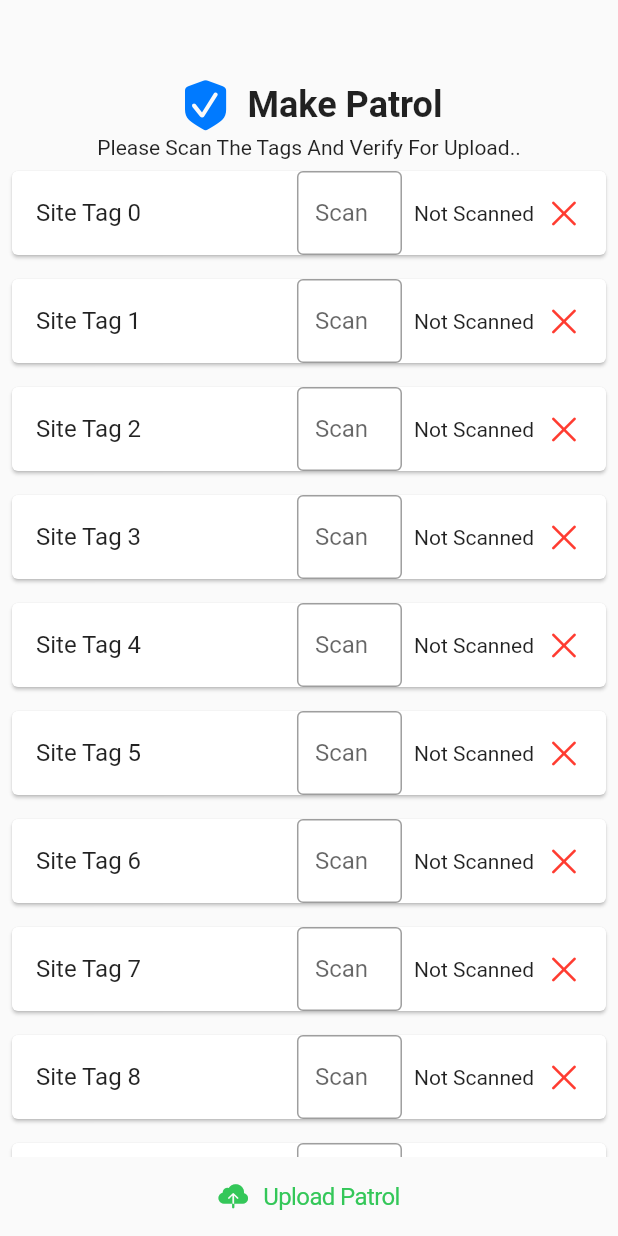
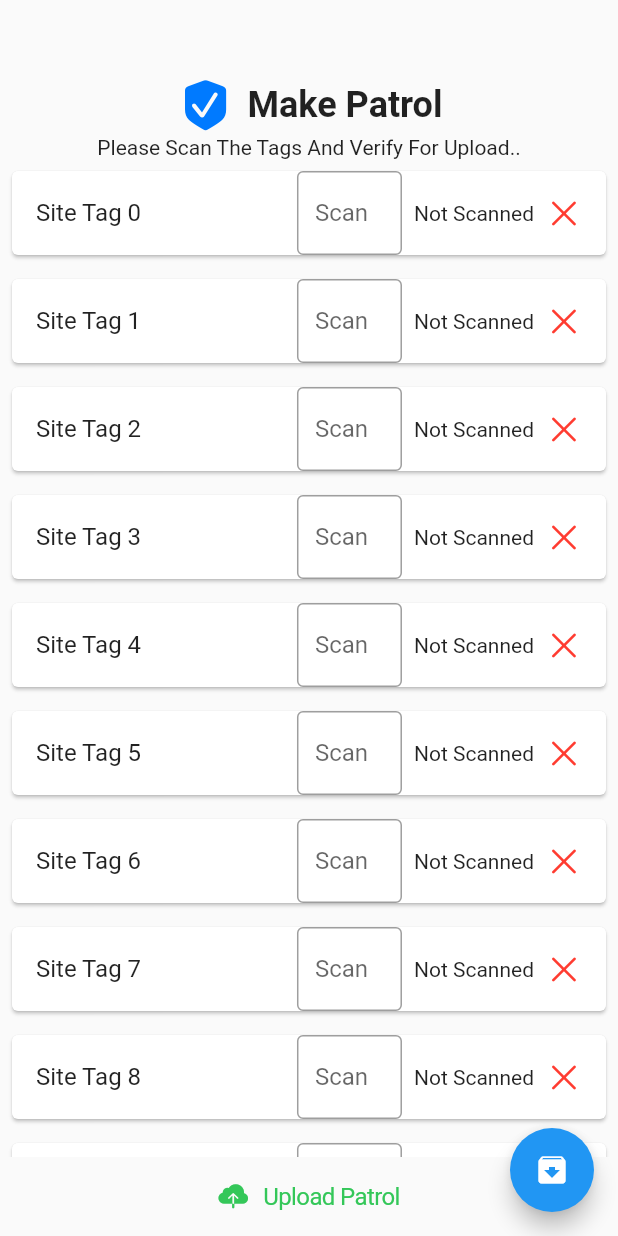
Before and after one commit to vernonthedev/guard-tour-mobileapp, a Flutter app: the PatrolPage screen opened directly, on a phone screen of 412 x 824 dp. Run offline on Flutter 3.47's test engine with Material 2 defaults, Android fonts, the phone set to English and light mode, and no system bars.

Commit message:
Added archiving feature ui

```diff
--- a/lib/screens/patrol.dart
+++ b/lib/screens/patrol.dart
@@ -54,16 +54,16 @@ class _PatrolPageState extends State<PatrolPage> {
                     _showTagDescriptionDialog(siteTag, isScanned);
                   },
                   child: Card(
-                    margin: EdgeInsets.all(8),
+                    margin: const EdgeInsets.all(8),
                     child: ListTile(
                       title: Text(siteTag),
                       trailing: Row(
                         mainAxisSize: MainAxisSize.min,
                         children: <Widget>[
                           _buildScanInput(siteTag, index, isScanned),
-                          SizedBox(width: 8),
+                          const SizedBox(width: 8),
                           Text(isScanned ? 'Scanned' : 'Not Scanned'),
-                          SizedBox(width: 8),
+                          const SizedBox(width: 8),
                           _buildScanStatusIcon(isScanned),
                         ],
                       ),
@@ -99,11 +99,21 @@ class _PatrolPageState extends State<PatrolPage> {
           ),
         ],
       ),
+      floatingActionButton: FloatingActionButton(
+        child: const Icon(
+            // CupertinoIcons.archivebox_fill,
+            // color: CupertinoColors.activeOrange,
+            Icons.archive),
+        onPressed: () {
+          // Add your archive action here
+          // This is what happens when the button is pressed.
+        },
+      ),
     );
   }
 
   Widget _buildScanInput(String siteTag, int index, bool isScanned) {
-    return Container(
+    return SizedBox(
       width: 70,
       child: TextFormField(
         onChanged: (value) {
@@ -115,7 +125,7 @@ class _PatrolPageState extends State<PatrolPage> {
         },
         decoration: InputDecoration(
           labelText: 'Scan',
-          border: OutlineInputBorder(),
+          border: const OutlineInputBorder(),
           focusedBorder: OutlineInputBorder(
             borderSide: BorderSide(
               color: isScanned
@@ -154,7 +164,7 @@ class _PatrolPageState extends State<PatrolPage> {
               onPressed: () {
                 Navigator.of(context).pop();
               },
-              child: Text('Close'),
+              child: const Text('Close'),
             ),
           ],
         );
```
